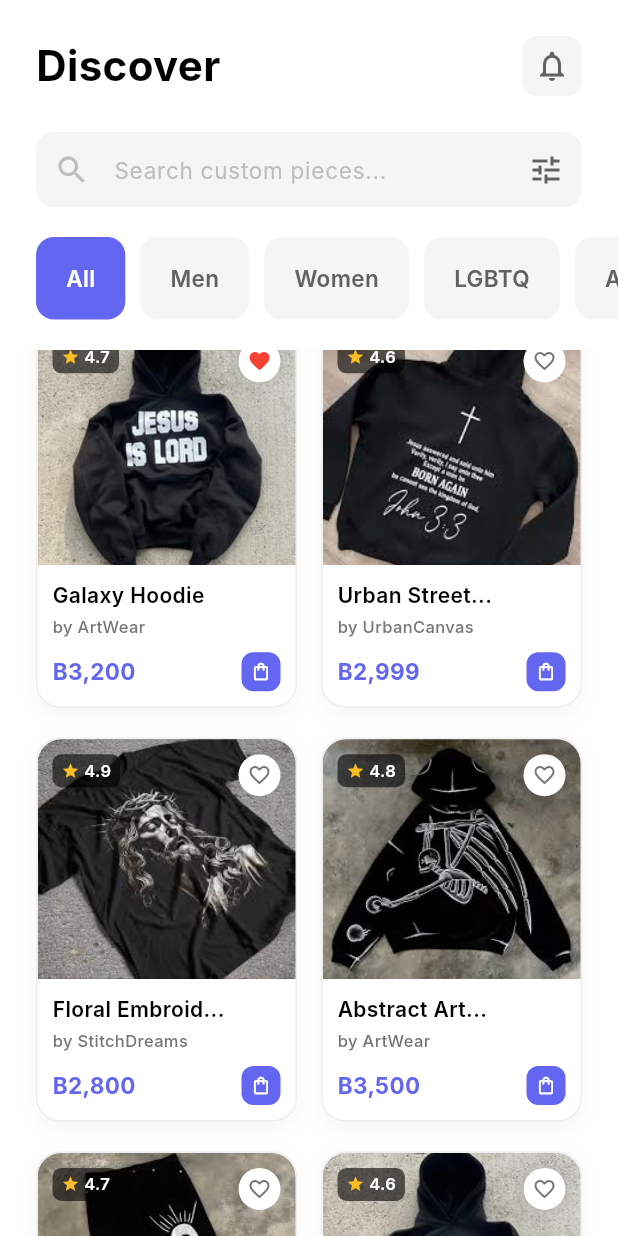
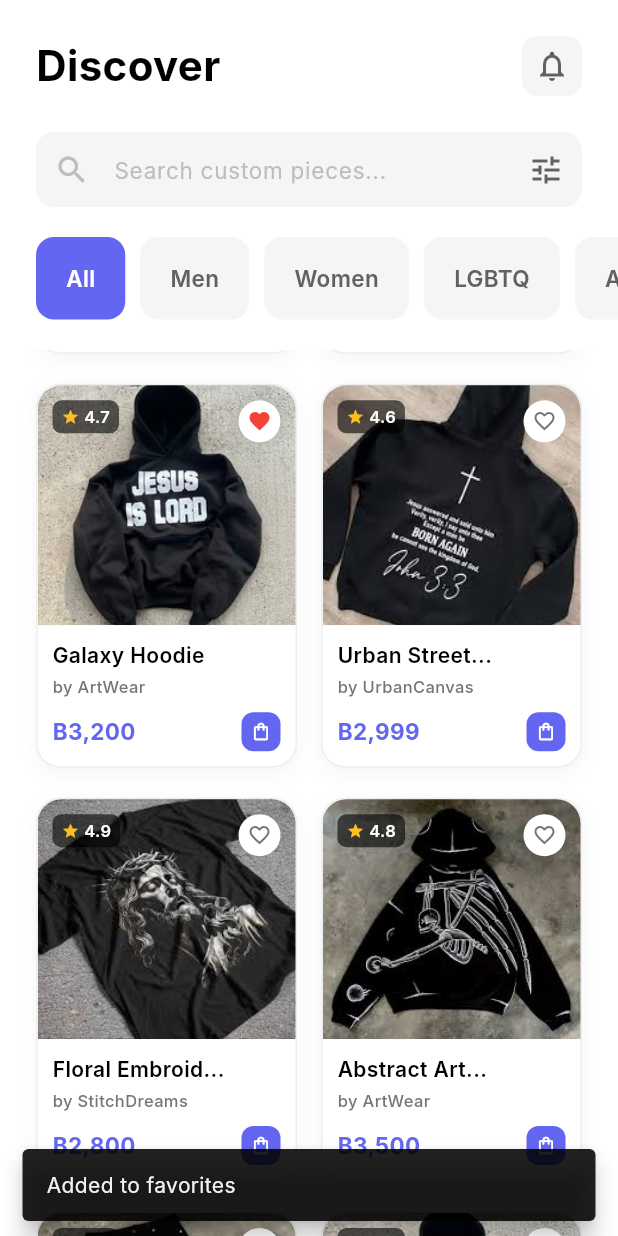
Before and after one commit to MitsuGH/handsy, a Flutter app: the DiscoverPage screen opened directly, scrolled down 576 dp, after a tap on the "favorite outline" icon, on a phone screen of 412 x 824 dp. Run offline on Flutter 3.47's test engine with Material 3 defaults, Android fonts, the phone set to English and light mode, and no system bars; our stand-ins replace firebase_auth, firebase_core; accounts and stored records are empty; Roboto replaces fonts that are missing (Inter).

Commit message:
modify discovery.dart and rewrite favorite function

```diff
--- a/lib/discover.dart
+++ b/lib/discover.dart
@@ -1,5 +1,6 @@
 import 'package:flutter/material.dart';
 import 'product_detail.dart';
+import 'favorites_manager.dart';
 
 class DiscoverPage extends StatefulWidget {
   const DiscoverPage({super.key});
@@ -10,6 +11,9 @@
 
 class _DiscoverPageState extends State<DiscoverPage> {
   final TextEditingController _searchController = TextEditingController();
+  final FavoritesManager _favoritesManager = FavoritesManager();
+  final ScrollController _scrollController = ScrollController();
+  final GlobalKey _trendingKey = GlobalKey();
   String _selectedCategory = 'All';
 
   final List<String> categories = [
@@ -32,7 +36,6 @@
       'size': 'L',
       'description':
           'These jeans were inspired by the idea of angels and god. I hand-painted every detail to capture that energy, blending chaos and grace in each stroke. No two pieces are ever the same, and this one is truly one of a kind. Thank you for supporting handmade art and the stories we tell through it.',
-      'isFavorite': false,
       'designer': 'handcukk',
       'rating': 4.9,
     },
@@ -46,7 +49,6 @@
       'size': 'M',
       'description':
           'Unique smokewave pattern hand-painted jeans. Each piece is meticulously crafted to create a one-of-a-kind artistic statement.',
-      'isFavorite': false,
       'designer': 'TEETHYS',
       'rating': 4.8,
     },
@@ -60,7 +62,6 @@
       'size': 'XL',
       'description':
           'Cosmic galaxy design with vibrant colors. Perfect for standing out.',
-      'isFavorite': false,
       'designer': 'ArtWear',
       'rating': 4.7,
     },
@@ -74,7 +75,6 @@
       'size': 'L',
       'description':
           'Bold street art inspired design. Perfect for urban fashion lovers.',
-      'isFavorite': false,
       'designer': 'UrbanCanvas',
       'rating': 4.6,
     },
@@ -90,7 +90,6 @@
       'size': 'M',
       'description':
           'Hand-embroidered floral patterns inspired by Thai traditional art.',
-      'isFavorite': false,
       'designer': 'StitchDreams',
       'rating': 4.9,
     },
@@ -104,7 +103,6 @@
       'size': 'S',
       'description':
           'Contemporary abstract art meets fashion. Unique piece for art enthusiasts.',
-      'isFavorite': false,
       'designer': 'ArtWear',
       'rating': 4.8,
     },
@@ -118,7 +116,6 @@
       'size': 'M',
       'description':
           'Hand-painted vintage style denim jacket. Timeless piece.',
-      'isFavorite': false,
       'designer': 'handcukk',
       'rating': 4.7,
     },
@@ -132,7 +129,6 @@
       'size': 'S',
       'description':
           'Soft pastel colors with dreamy patterns. Perfect for everyday wear.',
-      'isFavorite': false,
       'designer': 'TEETHYS',
       'rating': 4.6,
     },
@@ -148,7 +144,6 @@
       'size': 'L',
       'description':
           'Celebrate pride with this vibrant hand-painted design. Love is love.',
-      'isFavorite': false,
       'designer': 'UrbanCanvas',
       'rating': 4.9,
     },
@@ -162,7 +157,6 @@
       'size': 'M',
       'description':
           'Bold rainbow splash design. Express yourself with pride.',
-      'isFavorite': false,
       'designer': 'ArtWear',
       'rating': 4.8,
     },
@@ -176,7 +170,6 @@
       'size': 'M',
       'description':
           'Unity and diversity in art form. Wear your pride.',
-      'isFavorite': false,
       'designer': 'StitchDreams',
       'rating': 4.7,
     },
@@ -192,7 +185,6 @@
       'size': 'One Size',
       'description':
           'Hand-crafted beaded bracelet with unique patterns.',
-      'isFavorite': false,
       'designer': 'handcukk',
       'rating': 4.8,
     },
@@ -206,7 +198,6 @@
       'size': 'Adjustable',
       'description':
           'Unique hand-painted cap. Stand out from the crowd.',
-      'isFavorite': false,
       'designer': 'TEETHYS',
       'rating': 4.6,
     },
@@ -220,7 +211,6 @@
       'size': 'Large',
       'description':
           'Durable canvas tote with custom art. Eco-friendly and stylish.',
-      'isFavorite': false,
       'designer': 'ArtWear',
       'rating': 4.7,
     },
@@ -247,11 +237,15 @@
             _buildCategories(),
             Expanded(
               child: ListView(
+                controller: _scrollController,
                 padding: const EdgeInsets.all(24.0),
                 children: [
                   _buildFeaturedSection(),
                   const SizedBox(height: 32),
-                  _buildSectionHeader('Trending Now', 'See all'),
+                  Container(
+                    key: _trendingKey,
+                    child: _buildSectionHeader('Trending Now', 'See all'),
+                  ),
                   const SizedBox(height: 16),
                   _buildProductsGrid(context),
                   const SizedBox(height: 80),
@@ -311,9 +305,7 @@
             hintStyle: TextStyle(color: Colors.grey[400], fontSize: 15),
             prefixIcon: Icon(Icons.search, color: Colors.grey[400]),
             suffixIcon: IconButton(
-              onPressed: () {
-                // Filter action
-              },
+              onPressed: () {},
               icon: Icon(Icons.tune, color: Colors.grey[700]),
             ),
             border: InputBorder.none,
@@ -378,11 +370,20 @@
   Widget _buildFeaturedSection() {
     return GestureDetector(
       onTap: () {
-        // Navigate to featured collection
+        // Scroll to trending section
+        final RenderBox? renderBox = _trendingKey.currentContext?.findRenderObject() as RenderBox?;
+        if (renderBox != null) {
+          final offset = renderBox.localToGlobal(Offset.zero).dy;
+          _scrollController.animateTo(
+            _scrollController.offset + offset - 100,
+            duration: const Duration(milliseconds: 500),
+            curve: Curves.easeInOut,
+          );
+        }
       },
       child: Container(
         width: double.infinity,
-        height: 180,
+        height: 220, // Increased from 180 to 220
         decoration: BoxDecoration(
           gradient: const LinearGradient(
             begin: Alignment.topLeft,
@@ -427,7 +428,7 @@
                       height: 1.2,
                     ),
                   ),
-                  const SizedBox(height: 16),
+                  const SizedBox(height: 20), // Increased from 16 to 20 for more space
                   Container(
                     padding: const EdgeInsets.symmetric(
                       horizontal: 20,
@@ -449,6 +450,37 @@
                 ],
               ),
             ),
+            // Artist image on the right
+            Positioned(
+              right: 0,
+              top: 20,
+              bottom: 0,
+              child: ClipRRect(
+                borderRadius: const BorderRadius.only(
+                  topRight: Radius.circular(20),
+                  bottomRight: Radius.circular(20),
+                ),
+                child: Image.asset(
+                  'assets/images/artist.png',
+                  height: 200,
+                  fit: BoxFit.contain,
+                  alignment: Alignment.bottomRight,
+                  errorBuilder: (context, error, stackTrace) {
+                    return Container(
+                      width: 150,
+                      decoration: BoxDecoration(
+                        color: Colors.white.withOpacity(0.1),
+                      ),
+                      child: Icon(
+                        Icons.person,
+                        size: 80,
+                        color: Colors.white.withOpacity(0.3),
+                      ),
+                    );
+                  },
+                ),
+              ),
+            ),
             Positioned(
               right: -30,
               bottom: -20,
@@ -457,19 +489,7 @@
                 height: 200,
                 decoration: BoxDecoration(
                   shape: BoxShape.circle,
-                  color: Colors.white.withOpacity(0.1),
-                ),
-              ),
-            ),
-            Positioned(
-              right: 20,
-              top: 20,
-              child: Container(
-                width: 80,
-                height: 80,
-                decoration: BoxDecoration(
-                  shape: BoxShape.circle,
-                  color: Colors.white.withOpacity(0.15),
+                  color: Colors.white.withOpacity(0.05),
                 ),
               ),
             ),
@@ -492,9 +512,7 @@
           ),
         ),
         GestureDetector(
-          onTap: () {
-            // See all action
-          },
+          onTap: () {},
           child: Text(
             action,
             style: TextStyle(
@@ -527,6 +545,11 @@
   }
 
   Widget _buildProductCard(BuildContext context, Map<String, dynamic> product) {
+    return AnimatedBuilder(
+      animation: _favoritesManager,
+      builder: (context, child) {
+        final isFavorite = _favoritesManager.isFavorite(product['id']);
+
         return GestureDetector(
           onTap: () {
             Navigator.push(
@@ -552,7 +575,6 @@
             child: Column(
               crossAxisAlignment: CrossAxisAlignment.start,
               children: [
-            // Image with favorite icon
                 Stack(
                   children: [
                     Container(
@@ -591,9 +613,20 @@
                       right: 10,
                       child: GestureDetector(
                         onTap: () {
-                      setState(() {
-                        product['isFavorite'] = !product['isFavorite'];
-                      });
+                          _favoritesManager.toggleFavorite(product);
+
+                          ScaffoldMessenger.of(context).showSnackBar(
+                            SnackBar(
+                              content: Text(
+                                isFavorite
+                                    ? 'Removed from favorites'
+                                    : 'Added to favorites',
+                              ),
+                              backgroundColor: Colors.black87,
+                              duration: const Duration(seconds: 1),
+                              behavior: SnackBarBehavior.floating,
+                            ),
+                          );
                         },
                         child: Container(
                           padding: const EdgeInsets.all(6),
@@ -608,10 +641,10 @@
                             ],
                           ),
                           child: Icon(
-                        product['isFavorite']
+                            isFavorite
                                 ? Icons.favorite
                                 : Icons.favorite_outline,
-                        color: product['isFavorite']
+                            color: isFavorite
                                 ? Colors.red
                                 : Colors.grey[600],
                             size: 16,
@@ -655,8 +688,6 @@
                       ),
                   ],
                 ),
-
-            // Product info
                 Expanded(
                   child: Padding(
                     padding: const EdgeInsets.all(10.0),
@@ -724,11 +755,14 @@
             ),
           ),
         );
+      },
+    );
   }
 
   @override
   void dispose() {
     _searchController.dispose();
+    _scrollController.dispose();
     super.dispose();
   }
 }
--- /dev/null
+++ b/lib/favorites_manager.dart
@@ -0,0 +1,36 @@
+import 'package:flutter/material.dart';
+
+class FavoritesManager extends ChangeNotifier {
+  static final FavoritesManager _instance = FavoritesManager._internal();
+  factory FavoritesManager() => _instance;
+  FavoritesManager._internal();
+
+  final List<Map<String, dynamic>> _favoriteItems = [];
+
+  List<Map<String, dynamic>> get favoriteItems => List.unmodifiable(_favoriteItems);
+
+  bool isFavorite(int productId) {
+    return _favoriteItems.any((item) => item['id'] == productId);
+  }
+
+  void toggleFavorite(Map<String, dynamic> product) {
+    final index = _favoriteItems.indexWhere((item) => item['id'] == product['id']);
+
+    if (index != -1) {
+      // Remove from favorites
+      _favoriteItems.removeAt(index);
+    } else {
+      // Add to favorites
+      _favoriteItems.add(product);
+    }
+
+    notifyListeners();
+  }
+
+  void removeFavorite(Map<String, dynamic> product) {
+    _favoriteItems.removeWhere((item) => item['id'] == product['id']);
+    notifyListeners();
+  }
+
+  int get count => _favoriteItems.length;
+}
```
Also changed, not shown: lib/favorite.dart (+41 -35 lines). Lines whose indentation alone changed are shown as unchanged.
